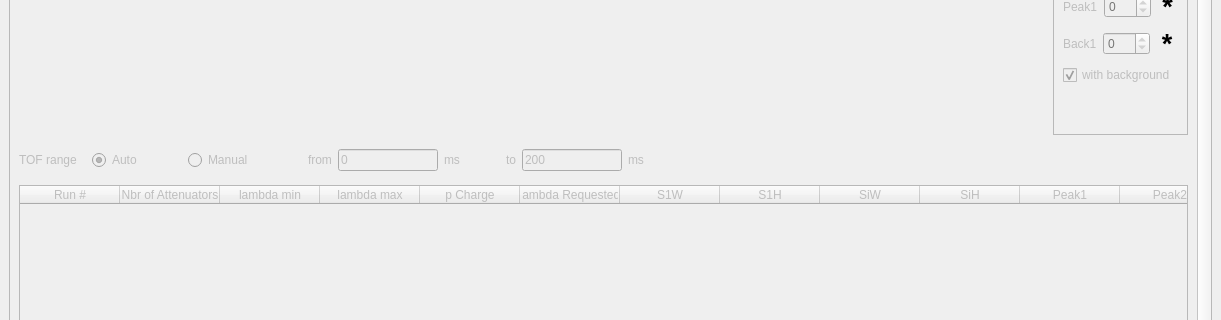
Old version of the form designer/sf_calculator_interface.ui in the repository neutrons/RefRed; both pictures show x 0 to 1221 and y 219 to 539 of the 1221 by 776 pixel window.
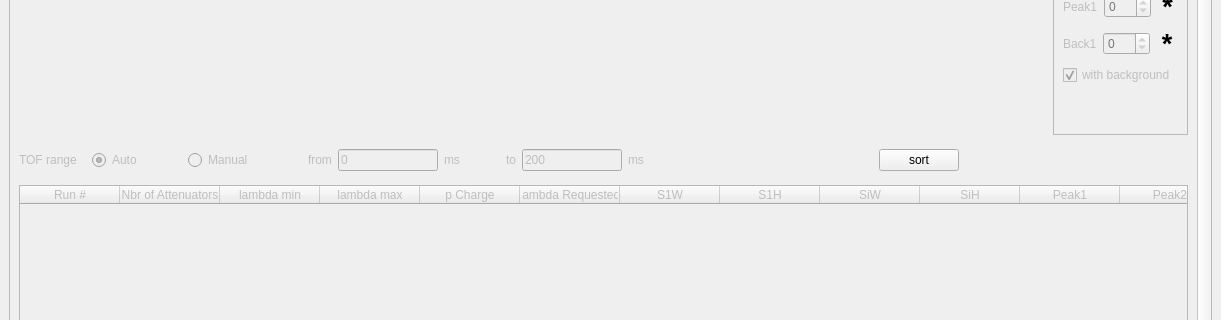
New version of the form. Custom widgets are drawn as their Qt base class.

Commit message: update ui and ignore list

```diff
--- a/designer/sf_calculator_interface.ui
+++ b/designer/sf_calculator_interface.ui
@@ -25,8 +25,8 @@
         <rect>
          <x>0</x>
          <y>0</y>
-         <width>1183</width>
-         <height>918</height>
+         <width>1188</width>
+         <height>942</height>
         </rect>
        </property>
        <layout class="QVBoxLayout" name="verticalLayout_2">
@@ -737,6 +737,32 @@
               </property>
              </widget>
             </item>
+            <item>
+             <spacer name="horizontalSpacer_2">
+              <property name="orientation">
+               <enum>Qt::Horizontal</enum>
+              </property>
+              <property name="sizeHint" stdset="0">
+               <size>
+                <width>40</width>
+                <height>20</height>
+               </size>
+              </property>
+             </spacer>
+            </item>
+            <item>
+             <widget class="QPushButton" name="forceSortByMetaData">
+              <property name="whatsThis">
+               <string extracomment="Sort entries by metadata instead of the default key (run number)"/>
+              </property>
+              <property name="text">
+               <string>sort</string>
+              </property>
+              <property name="flat">
+               <bool>false</bool>
+              </property>
+             </widget>
+            </item>
             <item>
              <spacer name="horizontalSpacer_24">
               <property name="orientation">
```
Left out of the diff: 11 changed lines with no effect on the pictures. The commit also changes 2 other files.
